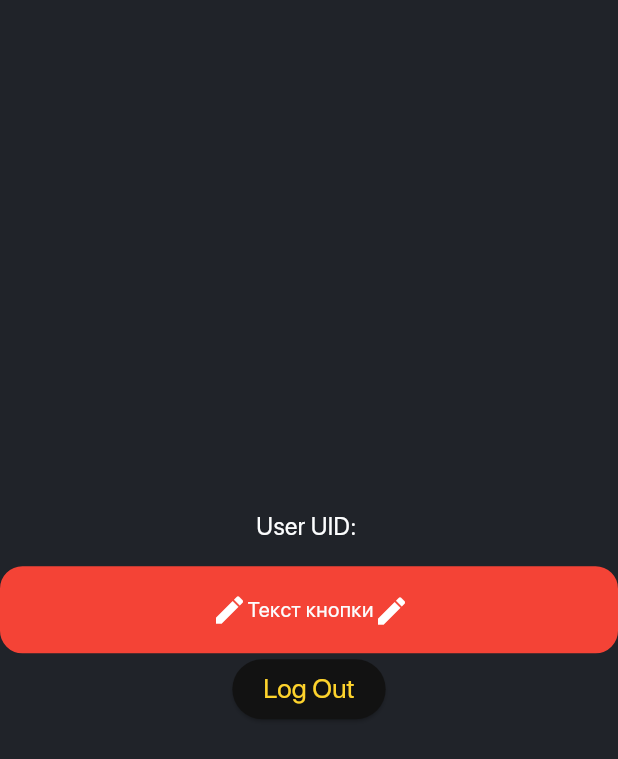
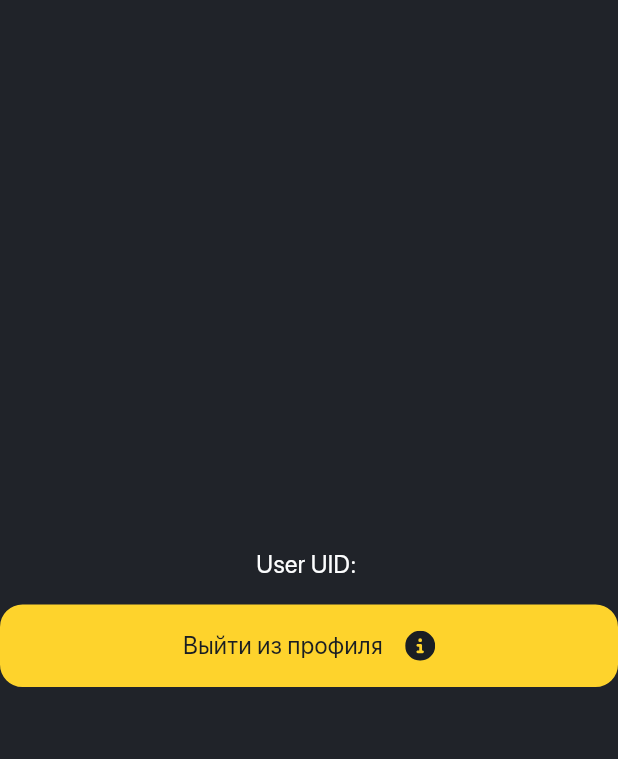
Before and after one commit to McAr0v/dvij_flutter, a Flutter app: the UserLoggedInScreen screen opened directly, on a phone screen of 412 x 824 dp. Shown: the top 759 px of the screen. Run offline on Flutter 3.47's test engine with Material 3 defaults, Android fonts, the phone set to English and light mode, and no system bars; our stand-ins replace firebase_auth, firebase_core, flutter_svg; accounts and stored records are empty; project files that could hold a hidden picture were left out.

Commit message:
Finish create custom button

```diff
--- a/lib/elements/custom_button.dart
+++ b/lib/elements/custom_button.dart
@@ -1,40 +1,80 @@
-import 'package:flutter/cupertino.dart';
+import 'package:dvij_flutter/elements/icons_elements/svg_icon.dart';
 import 'package:flutter/material.dart';
-
-import '../navigation/custom_bottom_navigation_bar.dart';
 import '../themes/app_colors.dart';
 
 class CustomButton extends StatelessWidget {
   final String state; // передаваемая переменная
+  final String buttonText;
+  final VoidCallback onTapMethod;
+  final String leftIconRoot;
+  final String rightIconRoot;
 
-  CustomButton({this.state = 'normal'}); // Указываем значения по умолчанию
-
-  Color getButtonColor() {
-    switch (state) {
-      case 'normal':
-        return AppColors.brandColor;
-      case 'success':
-        return Colors.green; // Замените на ваш цвет для успешного статуса
-      case 'error':
-        return Colors.red; // Замените на ваш цвет для ошибочного статуса
-    // Добавьте другие кейсы по мере необходимости
-      default:
-        return AppColors.brandColor;
-    }
-  }
-
+  CustomButton({this.state = 'normal', required this.buttonText, required this.onTapMethod, this.leftIconRoot = '', this.rightIconRoot = ''}); // Указываем значения по умолчанию
 
   // Содержание контейнера
 
   @override
   Widget build(BuildContext context) {
 
-    return Container(
+    Color getButtonColor() {
+      switch (state) {
+        case 'normal':
+          return Theme.of(context).colorScheme.primary;
+        case 'success':
+          return Colors.green; // Замените на ваш цвет для успешного статуса
+        case 'error':
+          return AppColors.attentionRed; // Замените на ваш цвет для ошибочного статуса
+      // Добавьте другие кейсы по мере необходимости
+        case 'secondary':
+          return Theme.of(context).colorScheme.background;
+        default:
+          return Theme.of(context).colorScheme.primary;
+      }
+    }
+
+    Color getBorderColor() {
+      switch (state) {
+        case 'normal':
+          return Theme.of(context).colorScheme.primary;
+        case 'success':
+          return Colors.green; // Замените на ваш цвет для успешного статуса
+        case 'error':
+          return AppColors.attentionRed; // Замените на ваш цвет для ошибочного статуса
+      // Добавьте другие кейсы по мере необходимости
+        case 'secondary':
+          return Theme.of(context).colorScheme.primary;
+        default:
+          return Theme.of(context).colorScheme.primary;
+      }
+    }
+
+    Color getTextAndIconColor() {
+      switch (state) {
+      /*case 'normal':
+        return AppColors.greyOnBackground;
+      case 'success':
+        return AppColors.greyOnBackground; // Замените на ваш цвет для успешного статуса
+      case 'error':
+        return AppColors.greyOnBackground; // Замените на ваш цвет для ошибочного статуса
+    // Добавьте другие кейсы по мере необходимости
+       */
+        case 'secondary':
+          return Theme.of(context).colorScheme.primary;
+        default:
+          return Theme.of(context).colorScheme.onBackground;
+      }
+    }
+
+    var iconColor = getTextAndIconColor();
+
+    return GestureDetector(
+      onTap: onTapMethod,
+      child: Container(
         padding: const EdgeInsets.all(15),
         decoration: ShapeDecoration(
           color: getButtonColor(),
           shape: RoundedRectangleBorder(
-          side: BorderSide(width: 2, color: getButtonColor()),
+            side: BorderSide(width: 2, color: getBorderColor()),
             borderRadius: BorderRadius.circular(15),
           ),
         ),
@@ -43,24 +83,42 @@ class CustomButton extends StatelessWidget {
           mainAxisAlignment: MainAxisAlignment.center,
           crossAxisAlignment: CrossAxisAlignment.center,
           children: [
-          Container(
-            child: Icon( Icons.edit)
+            if (leftIconRoot != '')
+              SvgIcon(
+                  assetPath: 'assets/$leftIconRoot',
+                  width: 20,
+                  height: 20,
+                  color: iconColor
               ),
+
+            if (leftIconRoot != '')
+              SizedBox(width: 15.0),
+
+
             Text(
-            'Текст кнопки',
+              buttonText,
               style: TextStyle(
-              color: AppColors.white,
-              fontSize: 14,
-              fontWeight: FontWeight.w400
+                  color: getTextAndIconColor(),
+                  fontSize: 16,
+                  fontWeight: FontWeight.normal,
+                  fontFamily: 'SfProDisplay'
               ),
             ),
-          Container(
-            width: 22,
-            height: 22,
-            child: Icon( Icons.edit)
+
+            if (rightIconRoot != '')
+              SizedBox(width: 15.0),
+
+            if (rightIconRoot != '')
+              SvgIcon(
+                  assetPath: 'assets/$rightIconRoot',
+                  width: 20,
+                  height: 20,
+                  color: getTextAndIconColor()
               ),
           ],
         ),
+      )
     );
+
   }
 }
--- /dev/null
+++ b/lib/elements/icons_elements/svg_icon.dart
@@ -0,0 +1,29 @@
+import 'package:flutter/cupertino.dart';
+import 'package:flutter_svg/svg.dart';
+import 'package:flutter/material.dart';
+
+
+class SvgIcon extends StatelessWidget {
+  final String assetPath;
+  final double width;
+  final double height;
+  final Color color;
+
+  const SvgIcon({
+    super.key,
+    required this.assetPath,
+    required this.width,
+    required this.height,
+    required this.color,
+  });
+
+  @override
+  Widget build(BuildContext context) {
+    return SvgPicture.asset(
+      assetPath,
+      width: width,
+      height: height,
+      color: color,
+    );
+  }
+}
--- a/lib/elements/logo_view.dart
+++ b/lib/elements/logo_view.dart
@@ -2,6 +2,7 @@ import 'package:flutter/material.dart';
 
 import '../navigation/custom_bottom_navigation_bar.dart';
 import '../themes/app_colors.dart';
+import 'icons_elements/svg_icon.dart';
 
 class LogoView extends StatelessWidget {
   final double width;
--- a/lib/navigation/custom_bottom_navigation_bar.dart
+++ b/lib/navigation/custom_bottom_navigation_bar.dart
@@ -2,6 +2,8 @@ import 'package:firebase_auth/firebase_auth.dart';
 import 'package:flutter/material.dart';
 import 'package:dvij_flutter/themes/app_colors.dart';
 import 'package:flutter_svg/flutter_svg.dart';
+
+import '../elements/icons_elements/svg_icon.dart';
 
 class CustomBottomNavigationBar extends StatelessWidget {
   final TabController tabController;
@@ -56,28 +58,3 @@ class CustomBottomNavigationBar extends StatelessWidget {
     );
   }
 }
-
-class SvgIcon extends StatelessWidget {
-  final String assetPath;
-  final double width;
-  final double height;
-  final Color color;
-
-  const SvgIcon({
-    super.key,
-    required this.assetPath,
-    required this.width,
-    required this.height,
-    required this.color,
-  });
-
-  @override
-  Widget build(BuildContext context) {
-    return SvgPicture.asset(
-      assetPath,
-      width: width,
-      height: height,
-      color: color,
-    );
-  }
-}
--- a/lib/navigation/custom_nav_containter.dart
+++ b/lib/navigation/custom_nav_containter.dart
@@ -1,5 +1,4 @@
 import 'package:flutter/material.dart';
-import '../app_state/appstate.dart';
 import 'custom_drawer.dart';
 import 'custom_bottom_navigation_bar.dart';
 import 'package:dvij_flutter/screens/profile/profile_page.dart';
--- a/lib/navigation/profile_box_in_drawer.dart
+++ b/lib/navigation/profile_box_in_drawer.dart
@@ -36,7 +36,7 @@ class _ProfileBoxInDrawerState extends State<ProfileBoxInDrawer> {
   @override
   Widget build(BuildContext context) {
 
-    double drawerWidthPercentage = 0.75;
+    double drawerWidthPercentage = 0.7;
 
     return GestureDetector(
       onTap: () {
@@ -76,7 +76,7 @@ class _ProfileBoxInDrawerState extends State<ProfileBoxInDrawer> {
               ProfileElementHeadlineDesc(
                   widthPercentage: drawerWidthPercentage,
                   headline: 'Регистрация / вход',
-                  description: 'Мы отправили на твой Email письмо с подтверждением. Следуй инструкции чтобы подтвердить почту',
+                  description: 'Войди в приложение чтобы получить доступ ко всем функциям',
                   icon: const Icon(Icons.login),
               )
 
--- a/lib/screens/profile/login_screen.dart
+++ b/lib/screens/profile/login_screen.dart
@@ -1,9 +1,6 @@
 import 'package:flutter/material.dart';
 import 'package:dvij_flutter/authentication/auth_with_email.dart';
-import 'package:provider/provider.dart';
-import '../../app_state/appstate.dart';
 import '../../navigation/custom_nav_containter.dart';
-import 'registration_screen.dart';
 import 'package:dvij_flutter/elements/custom_snack_bar.dart';
 
 class LoginScreen extends StatefulWidget {
--- a/lib/screens/profile/profile_page.dart
+++ b/lib/screens/profile/profile_page.dart
@@ -1,13 +1,9 @@
-// profile/profile_page.dart
-import 'package:dvij_flutter/screens/profile/registration_screen.dart';
+
 import 'package:dvij_flutter/screens/profile/user_logged_in_screen.dart';
 import 'package:dvij_flutter/screens/profile/user_not_sign_in_screen.dart';
 import 'package:dvij_flutter/screens/profile/user_not_verified.dart';
 import 'package:firebase_auth/firebase_auth.dart';
 import 'package:flutter/material.dart';
-
-import '../../themes/app_colors.dart';
-import 'login_screen.dart';
 
 class ProfilePage extends StatelessWidget {
   ProfilePage({super.key});
--- a/lib/screens/profile/user_logged_in_screen.dart
+++ b/lib/screens/profile/user_logged_in_screen.dart
@@ -28,21 +28,22 @@ class UserLoggedInScreen extends StatelessWidget {
           children: [
             Text('User UID: ${uid ?? "N/A"}'),
             SizedBox(height: 16.0),
-            CustomButton(state: 'error',),
-            ElevatedButton(
-              onPressed: () async {
+            CustomButton(
+              rightIconRoot: 'circle_info_solid.svg',
+              buttonText: 'Выйти из профиля',
+              onTapMethod: () async {
                 await authWithEmail.signOut();
 
                 Provider.of<AppState>(context, listen: false).setUid(null);
                 Navigator.pushReplacement(
                   context,
                   MaterialPageRoute(
-                      builder: (context) => CustomNavContainer()),
+                      builder: (context) => CustomNavContainer()
+                  ),
                 );
                 // Выход из авторизации
                 // Вам нужно добавить соответствующий код для выхода пользователя из авторизации
               },
-              child: Text('Log Out'),
             ),
           ],
         ),
--- a/lib/screens/profile/user_not_sign_in_screen.dart
+++ b/lib/screens/profile/user_not_sign_in_screen.dart
@@ -1,8 +1,10 @@
 import 'package:dvij_flutter/screens/profile/registration_screen.dart';
 import 'package:flutter/material.dart';
 
+import '../../elements/custom_button.dart';
 import '../../themes/app_colors.dart';
 import 'login_screen.dart';
+
 
 class UserNotSignInScreen extends StatelessWidget {
   const UserNotSignInScreen({super.key});
@@ -23,31 +25,29 @@ class UserNotSignInScreen extends StatelessWidget {
         Text('Страница аккаунта станет доступна после того, как ты сделаешь вход в свой аккаунт или зарегистрируешься', style: Theme.of(context).textTheme.bodyMedium,),
         SizedBox(height: 25.0),
 
-        TextButton(
-            onPressed: () {
+        CustomButton(
+            buttonText: 'Войти',
+            onTapMethod: () {
               Navigator.push(
                 context,
                 MaterialPageRoute(builder: (context) => LoginScreen()),
               );
             },
-            child: Text('Войти', textAlign: TextAlign.center)
+
         ),
 
         SizedBox(height: 15.0), // Добавлено дополнительное пространство между кнопками
 
-        TextButton(
-            onPressed: () {
-              Navigator.push(
-                context,
-                MaterialPageRoute(builder: (context) => RegistrationScreen()),
-              );
-            },
-            child: Text('Зарегистрироваться'),
-            style: TextButton.styleFrom(
-              backgroundColor: AppColors.greyBackground,
-              foregroundColor: Theme.of(context).primaryColor,
-              side: BorderSide(color: Theme.of(context).primaryColor, width: 2.0), // Добавлено границу кнопки
-          ),
+        CustomButton(
+          state: 'secondary',
+          buttonText: 'Зарегистрироваться',
+          onTapMethod: () {
+            Navigator.push(
+              context,
+              MaterialPageRoute(builder: (context) => RegistrationScreen()),
+            );
+          },
+
         ),
       ],
     ),
--- a/lib/themes/dark_theme.dart
+++ b/lib/themes/dark_theme.dart
@@ -148,7 +148,9 @@ class CustomTheme {
           primary: AppColors.brandColor,
           secondary: AppColors.attentionRed,
           background: AppColors.greyBackground,
-          onBackground: AppColors.greyBackground,
+          onBackground: AppColors.greyOnBackground,
+          onPrimary: AppColors.greyOnBackground,
+          onSurface: AppColors.white
       ),
 
       // Стиль кнопки
```
Also changed, not shown: pubspec.lock. Lines whose indentation alone changed are shown as unchanged.
